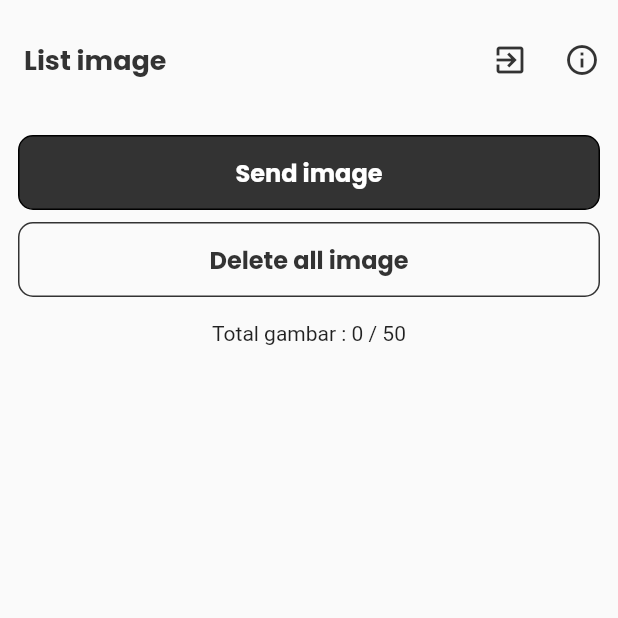
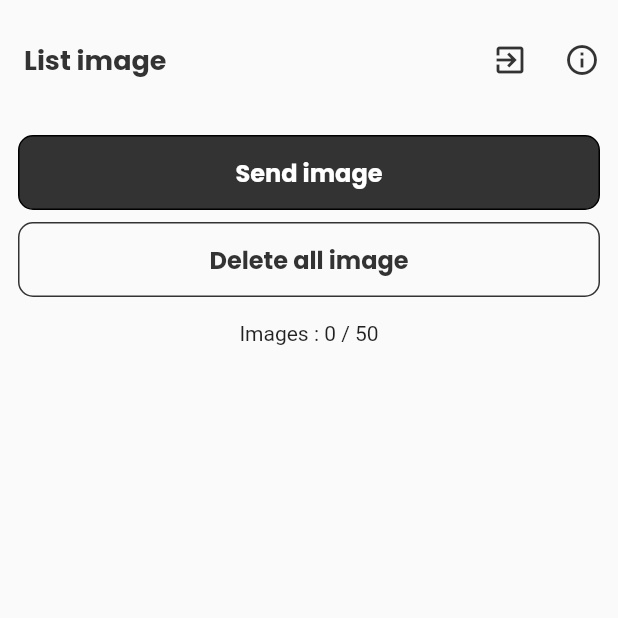
Before and after one commit to FiDiSoft/Klix, a Flutter app: the screen it shows once a user with an empty profile is signed in, on a phone screen of 412 x 824 dp, the top half of it. Run offline on Flutter 3.47's test engine with Material 2 defaults, Android fonts, the phone set to English and light mode, and no system bars; our stand-ins replace camera, firebase_auth, firebase_core, flutter_cache_manager, flutter_svg, google_fonts and 6 more; missing offline and left inert: excel, fluster, mailer, map_launcher; accounts and stored records are empty.

Commit message:
I don't know why, i can't build this version apk (#30)
* add imgPath delete method

* translate to english

* add parameter imgPath

* translate to english

* remove unused pkg

```diff
--- a/lib/db/img_database.dart
+++ b/lib/db/img_database.dart
@@ -72,8 +72,9 @@ class ImgDatabase {
     return query;
   }
 
-  Future<int> destroy(int id) async {
+  Future<int> destroy(int id, String imgPath) async {
     final db = await instance.database;
+    File(imgPath).delete();
     final query = await db
         .delete(imgTable, where: '${ImgFields.id} = ?', whereArgs: [id]);
 
--- a/lib/models/validators.dart
+++ b/lib/models/validators.dart
@@ -9,9 +9,9 @@ class Validators {
         r"^[a-zA-Z0-9.!#$%&'*+/=?^_`{|}~-]+@[a-zA-Z0-9](?:[a-zA-Z0-9-]{0,253}[a-zA-Z0-9])?(?:\.[a-zA-Z0-9](?:[a-zA-Z0-9-]{0,253}[a-zA-Z0-9])?)*$");
 
     if (email.isEmpty) {
-      return 'Email tidak boleh kosong!';
+      return 'Email cannot be empty!';
     } else if (!emailRegExp.hasMatch(email)) {
-      return 'Masukkan email sesuai dengan format!';
+      return 'Enter the email according to the format!';
     }
 
     return null;
--- a/lib/screen/detail/detail_page.dart
+++ b/lib/screen/detail/detail_page.dart
@@ -304,8 +304,8 @@ class _DetailPageState extends State<DetailPage> {
                           TextButton(
                               onPressed: () async {
                                 destroyShared();
-                                await ImgDatabase.instance
-                                    .destroy(widget.image.id!);
+                              await ImgDatabase.instance
+                                    .destroy(widget.image.id!, widget.image.imgPath);
                                 Navigator.of(context)
                                     .popUntil((route) => route.isFirst);
                               },
--- a/lib/screen/home/home_page.dart
+++ b/lib/screen/home/home_page.dart
@@ -83,7 +83,7 @@ class _HomePageState extends State<HomePage> {
                 backgroundColor: Colors.red,
                 padding: EdgeInsets.all(20),
                 content: Text(
-                  'Silahkan tambahkan gambar!',
+                  'Please add a image!',
                   style: TextStyle(
                     color: Colors.white,
                     fontWeight: FontWeight.bold,
@@ -139,7 +139,7 @@ class _HomePageState extends State<HomePage> {
                 backgroundColor: Colors.red,
                 padding: EdgeInsets.all(20),
                 content: Text(
-                  'Daftar gambar sudah penuh!',
+                  'Image list is full!',
                   style: TextStyle(
                       color: Colors.white, fontWeight: FontWeight.bold),
                 ),
@@ -190,13 +190,13 @@ class _HomePageState extends State<HomePage> {
                         showDialog(
                           context: context,
                           builder: (context) => AlertDialog(
-                            title: const Text('Hapus semua gambar ?'),
+                            title: const Text('Delete all images?'),
                             content:
-                                const Text('Ini akan menghapus semua gambar'),
+                                const Text('This action will delete all images'),
                             actions: [
                               TextButton(
                                 onPressed: () => Navigator.pop(context),
-                                child: const Text('batal'),
+                                child: const Text('cancel'),
                               ),
                               TextButton(
                                 onPressed: () async {
@@ -213,7 +213,7 @@ class _HomePageState extends State<HomePage> {
 
                                   Navigator.pop(context);
                                 },
-                                child: const Text('ya'),
+                                child: const Text('yes'),
                               ),
                             ],
                           ),
@@ -225,7 +225,7 @@ class _HomePageState extends State<HomePage> {
                     Future<void> _sendButtonCallback() async {
                       List<Img> _listImg = await ImgDatabase.instance.index();
                       if (_listImg.isEmpty) {
-                        _showSnackbar('Silahkan tambahkan gambar!');
+                        _showSnackbar('Please add a image!');
                       } else {
                         if (_selectedImgProvider.isSelectable) {
                           if (_selectedImgProvider.listImages.length > 0) {
@@ -238,7 +238,7 @@ class _HomePageState extends State<HomePage> {
                               ),
                             );
                           } else {
-                            _showSnackbar("Pilih minimal 1 gambar");
+                            _showSnackbar("Choose at least 1 image");
                           }
                         } else {
                           _selectedImgProvider.statusSelect = true;
@@ -281,7 +281,7 @@ class _HomePageState extends State<HomePage> {
                                           const EdgeInsets.only(bottom: 12),
                                       child: Center(
                                         child: Text(
-                                            'Total gambar : ${snapShot.data!.length.toString()} / 50'),
+                                            'Images : ${snapShot.data!.length.toString()} / 50'),
                                       ),
                                     ),
                                   ]
--- a/lib/screen/splash/splash_page.dart
+++ b/lib/screen/splash/splash_page.dart
@@ -3,7 +3,6 @@ import 'dart:async';
 import 'package:flutter/material.dart';
 import 'package:kumpulin/auth.dart';
 import 'package:kumpulin/models/google_auth.dart';
-import 'package:kumpulin/constant/theme.dart';
 import 'package:provider/provider.dart';
 
 class SplashPage extends StatefulWidget {
```
